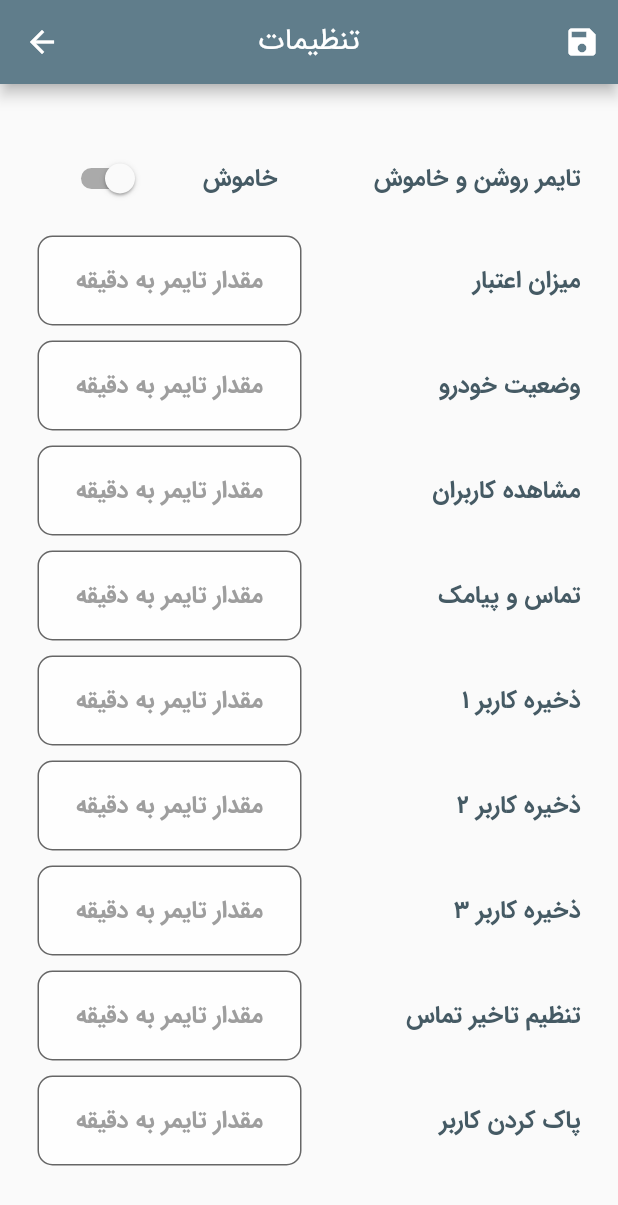
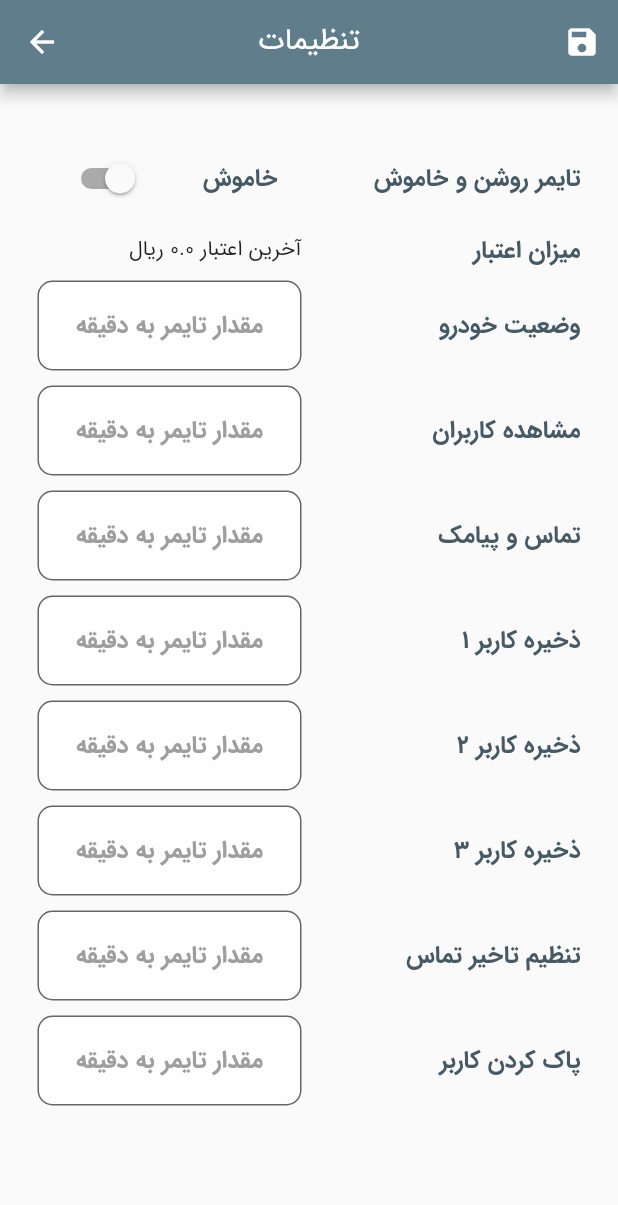
Before and after one commit to salehzarei/gps_controller, a Flutter app: the GPSSetteingPage screen opened by its route, on a phone screen of 412 x 824 dp. Shown: the top 1205 px of the screen. Run offline on Flutter 3.47's test engine with Material 2 defaults, Android fonts, the phone set to English and light mode, and no system bars; our stand-ins replace get, location; missing offline and left inert: telephony, universe.

Commit message:
تغییر جدید

```diff
--- a/lib/gpsController.dart
+++ b/lib/gpsController.dart
@@ -23,6 +23,7 @@ class GPSController extends GetxController {
   // setting status
   final doorLockState = false.obs;
   final timerOnOFF = false.obs;
+  final simCardAccount = 0.0.obs;
 
   onBackgroundMessage(SmsMessage message) {
     print("onBackgroundMessage called");
--- a/lib/setting.dart
+++ b/lib/setting.dart
@@ -81,22 +81,8 @@ class GPSSetteingPage extends StatelessWidget {
                                       width: 10,
                                     ),
                                     Expanded(
-                                      child: TextField(
-                                        decoration: InputDecoration(
-                                            border: OutlineInputBorder(
-                                                borderRadius:
-                                                    BorderRadius.circular(10.0),
-                                                borderSide: const BorderSide(
-                                                    color: Colors.grey)),
-                                            filled: true,
-                                            hintStyle: const TextStyle(
-                                                color: Colors.grey),
-                                            hintText: "مقدار تایمر به دقیقه ",
-                                            fillColor: Colors.white70),
-                                        keyboardType: TextInputType.number,
-                                        textAlign: TextAlign.center,
-                                      ),
-                                    )
+                                        child: Text(
+                                            'آخرین اعتبار ${x.simCardAccount.value} ریال'))
                                   ],
                                 ),
                               ),
```
